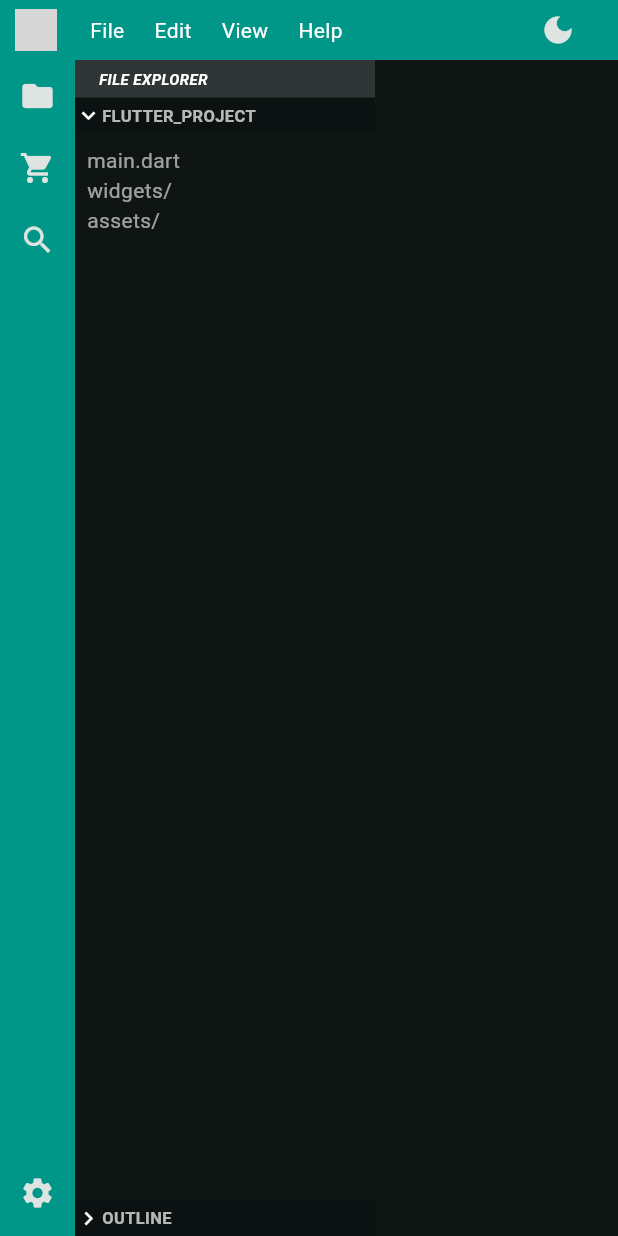
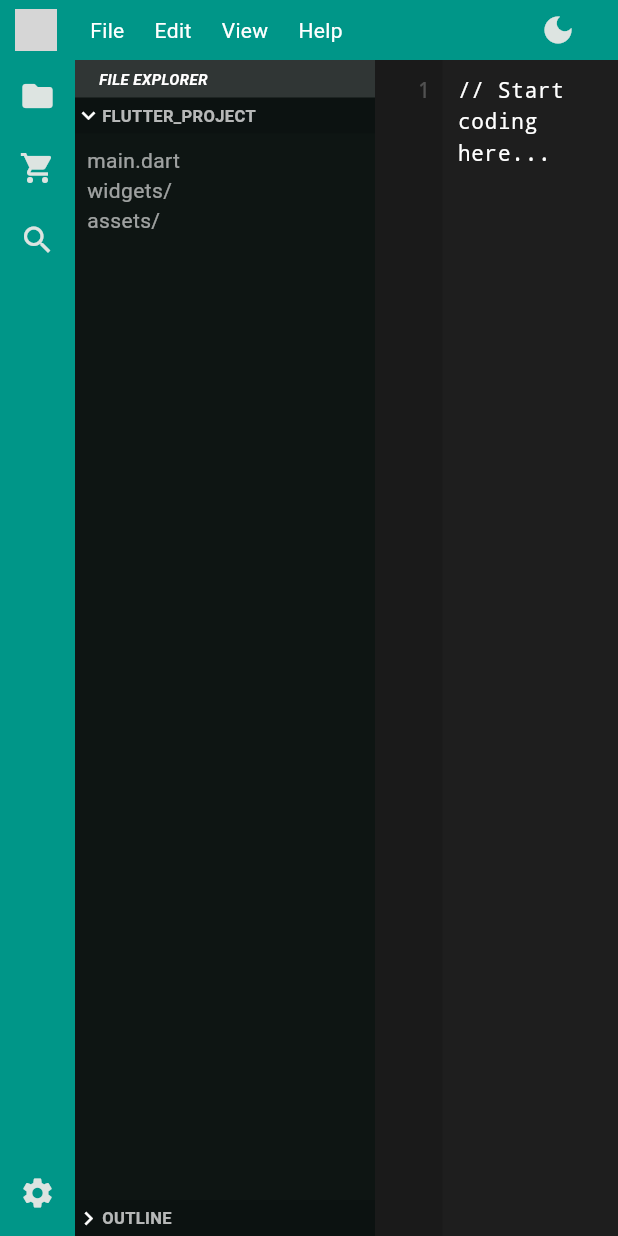
Before and after one commit to Scout2424/PhoneBoard_Project, a Flutter app: the screen it shows after launch, on a phone screen of 412 x 824 dp. Run offline on Flutter 3.47's test engine with Material 3 defaults, Android fonts, the phone set to English and light mode, and no system bars; grey boxes are pictures that could not be loaded.

Commit message:
Version 2.4 : Editor added; Error when clicked (Starting version)

```diff
--- /dev/null
+++ b/lib/widgets/editor.dart
@@ -0,0 +1,96 @@
+import 'package:flutter/material.dart';
+
+class Editor extends StatefulWidget {
+  const Editor({super.key});
+
+  @override
+  State<Editor> createState() => _EditorState();
+}
+
+class _EditorState extends State<Editor> {
+  late TextEditingController _controller;
+  late ScrollController _scrollController;
+  int _lineCount = 1;
+
+  @override
+  void initState() {
+    super.initState();
+    _controller = TextEditingController(text: "// Start coding here...");
+    _scrollController = ScrollController();
+
+    // Listen to text changes to update line numbers
+    _controller.addListener(_updateLineCount);
+  }
+
+  void _updateLineCount() {
+    final lines = '\n'.allMatches(_controller.text).length + 1;
+    if (lines != _lineCount) {
+      setState(() => _lineCount = lines);
+    }
+  }
+
+  @override
+  void dispose() {
+    _controller.dispose();
+    _scrollController.dispose();
+    super.dispose();
+  }
+
+  @override
+  Widget build(BuildContext context) {
+    return Container(
+      color: const Color(0xFF1E1E1E), // VSCode background
+      child: Row(
+        crossAxisAlignment: CrossAxisAlignment.start,
+        children: [
+          // 1. LINE NUMBERS
+          Container(
+            width: 45,
+            padding: const EdgeInsets.only(top: 10),
+            color: Colors.black12,
+            child: ListView.builder(
+              controller: _scrollController, // Link scroll
+              itemCount: _lineCount,
+              itemBuilder: (context, index) => Container(
+                alignment: Alignment.centerRight,
+                padding: const EdgeInsets.only(right: 8),
+                child: Text(
+                  '${index + 1}',
+                  style: const TextStyle(
+                    color: Colors.white24,
+                    fontFamily: 'monospace',
+                    fontSize: 14,
+                  ),
+                ),
+              ),
+            ),
+          ),
+
+          // 2. ACTUAL TEXT AREA
+          Expanded(
+            child: Padding(
+              padding: const EdgeInsets.only(left: 10, top: 10),
+              child: TextField(
+                controller: _controller,
+                scrollController: _scrollController, // Link scroll
+                maxLines: null, // Makes it expand vertically
+                keyboardType: TextInputType.multiline,
+                style: const TextStyle(
+                  color: Colors.white,
+                  fontFamily: 'monospace',
+                  fontSize: 14,
+                  height: 1.5, // Line height
+                ),
+                decoration: const InputDecoration(
+                  border: InputBorder.none,
+                  contentPadding: EdgeInsets.zero,
+                ),
+                cursorColor: Colors.blue,
+              ),
+            ),
+          ),
+        ],
+      ),
+    );
+  }
+}
--- a/lib/widgets/home.dart
+++ b/lib/widgets/home.dart
@@ -1,4 +1,5 @@
 import 'package:flutter/material.dart';
+import 'package:flutter_ide/widgets/editor.dart';
 import 'package:flutter_ide/widgets/file_explorer.dart';
 import 'package:flutter_ide/widgets/side_bar.dart';
 import 'package:flutter_ide/widgets/top_bar.dart';
@@ -18,7 +19,15 @@ class _HomeState extends State<Home> {
         child: Column(
           children: [
             TopBar(),
-            Expanded(child: Row(children: [SideBar(), FileExplorer()])),
+            Expanded(
+              child: Row(
+                children: [
+                  SideBar(),
+                  FileExplorer(),
+                  Expanded(child: Editor()),
+                ],
+              ),
+            ),
           ],
         ),
       ),
```
